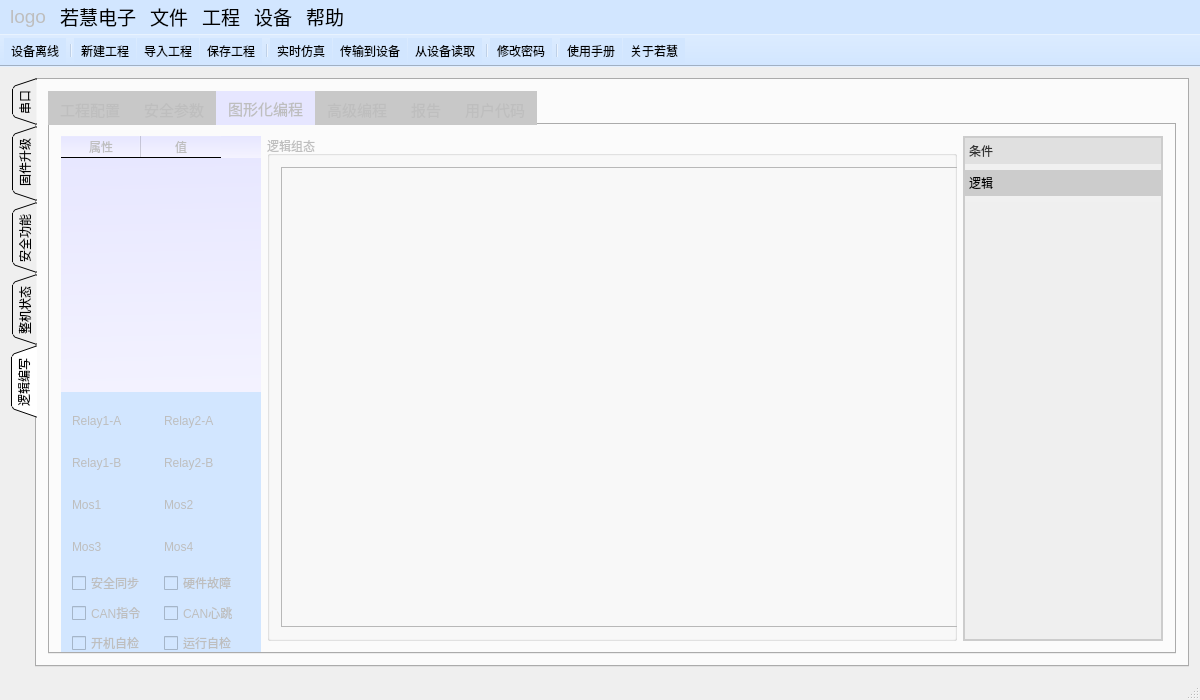
Before: the Qt Designer form mainwindow.ui in su0814/qt_spc100, drawn with Qt 5.
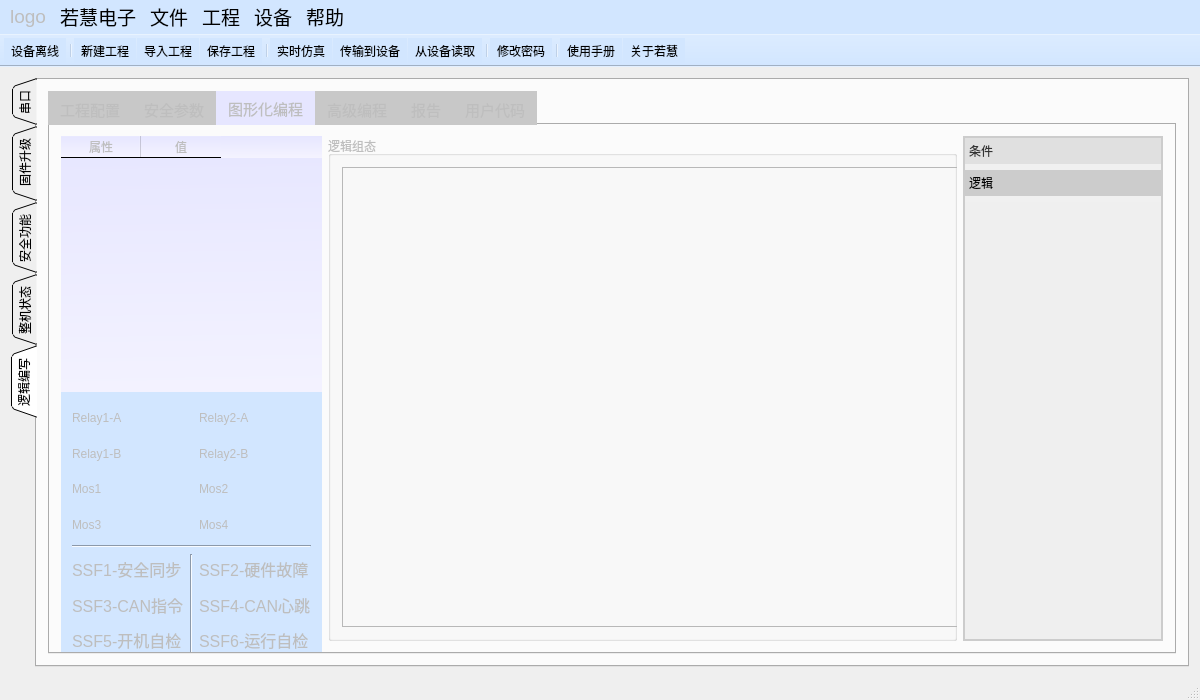
After: the same form once the commit is applied. The open tabs and pages were chosen to show the change. Icons and pictures are not drawn.

What changed in the file:
```diff
--- a/mainwindow.ui
+++ b/mainwindow.ui
@@ -8088,6 +8088,110 @@
                <string notr="true">background-color: rgb(210, 230, 255);</string>
               </property>
               <layout class="QGridLayout" name="gridLayout_28">
+               <item row="4" column="0" colspan="5">
+                <widget class="Line" name="line">
+                 <property name="orientation">
+                  <enum>Qt::Horizontal</enum>
+                 </property>
+                </widget>
+               </item>
+               <item row="7" column="3" colspan="2">
+                <widget class="QLabel" name="label_sf_run_selfcheck">
+                 <property name="font">
+                  <font>
+                   <pointsize>12</pointsize>
+                  </font>
+                 </property>
+                 <property name="toolTip">
+                  <string>&lt;html&gt;&lt;head/&gt;&lt;body&gt;&lt;p&gt;设备运行时自检失败触发&lt;/p&gt;&lt;/body&gt;&lt;/html&gt;</string>
+                 </property>
+                 <property name="text">
+                  <string>SSF6-运行自检</string>
+                 </property>
+                </widget>
+               </item>
+               <item row="6" column="0" colspan="2">
+                <widget class="QLabel" name="label_sf_cancmd">
+                 <property name="font">
+                  <font>
+                   <pointsize>12</pointsize>
+                  </font>
+                 </property>
+                 <property name="toolTip">
+                  <string>&lt;html&gt;&lt;head/&gt;&lt;body&gt;&lt;p&gt;通过CANopen协议控制进入安全状态&lt;/p&gt;&lt;/body&gt;&lt;/html&gt;</string>
+                 </property>
+                 <property name="text">
+                  <string>SSF3-CAN指令</string>
+                 </property>
+                </widget>
+               </item>
+               <item row="7" column="0" colspan="2">
+                <widget class="QLabel" name="label_sf_init_selfcheck">
+                 <property name="font">
+                  <font>
+                   <pointsize>12</pointsize>
+                  </font>
+                 </property>
+                 <property name="toolTip">
+                  <string>&lt;html&gt;&lt;head/&gt;&lt;body&gt;&lt;p&gt;设备开机自检失败时触发&lt;/p&gt;&lt;/body&gt;&lt;/html&gt;</string>
+                 </property>
+                 <property name="text">
+                  <string>SSF5-开机自检</string>
+                 </property>
+                </widget>
+               </item>
+               <item row="6" column="3" colspan="2">
+                <widget class="QLabel" name="label_sf_canheartbeat">
+                 <property name="font">
+                  <font>
+                   <pointsize>12</pointsize>
+                  </font>
+                 </property>
+                 <property name="toolTip">
+                  <string>&lt;html&gt;&lt;head/&gt;&lt;body&gt;&lt;p&gt;收不到主机CANopen心跳时触发&lt;/p&gt;&lt;/body&gt;&lt;/html&gt;</string>
+                 </property>
+                 <property name="text">
+                  <string>SSF4-CAN心跳</string>
+                 </property>
+                </widget>
+               </item>
+               <item row="3" column="4">
+                <widget class="QLabel" name="mos4_led_label">
+                 <property name="text">
+                  <string/>
+                 </property>
+                </widget>
+               </item>
+               <item row="3" column="3">
+                <widget class="QLabel" name="label_138">
+                 <property name="text">
+                  <string>Mos4</string>
+                 </property>
+                 <property name="alignment">
+                  <set>Qt::AlignLeading|Qt::AlignLeft|Qt::AlignVCenter</set>
+                 </property>
+                </widget>
+               </item>
+               <item row="3" column="1">
+                <widget class="QLabel" name="mos3_led_label">
+                 <property name="text">
+                  <string/>
+                 </property>
+                </widget>
+               </item>
+               <item row="1" column="0">
+                <widget class="QLabel" name="label_129">
+                 <property name="toolTip">
+                  <string>&lt;html&gt;&lt;head/&gt;&lt;body&gt;&lt;p&gt;&lt;br/&gt;&lt;/p&gt;&lt;/body&gt;&lt;/html&gt;</string>
+                 </property>
+                 <property name="text">
+                  <string>Relay1-B</string>
+                 </property>
+                 <property name="alignment">
+                  <set>Qt::AlignLeading|Qt::AlignLeft|Qt::AlignVCenter</set>
+                 </property>
+                </widget>
+               </item>
                <item row="0" column="0">
                 <widget class="QLabel" name="label_118">
                  <property name="toolTip">
@@ -8101,32 +8205,9 @@
                  </property>
                 </widget>
                </item>
-               <item row="0" column="3">
+               <item row="0" column="4">
                 <widget class="QLabel" name="relaya2_led_label">
                  <property name="toolTip">
-                  <string>&lt;html&gt;&lt;head/&gt;&lt;body&gt;&lt;p&gt;MCUB-Relay2&lt;/p&gt;&lt;/body&gt;&lt;/html&gt;</string>
-                 </property>
-                 <property name="text">
-                  <string/>
-                 </property>
-                </widget>
-               </item>
-               <item row="1" column="0">
-                <widget class="QLabel" name="label_129">
-                 <property name="toolTip">
-                  <string>&lt;html&gt;&lt;head/&gt;&lt;body&gt;&lt;p&gt;MOS1&lt;/p&gt;&lt;/body&gt;&lt;/html&gt;</string>
-                 </property>
-                 <property name="text">
-                  <string>Relay1-B</string>
-                 </property>
-                 <property name="alignment">
-                  <set>Qt::AlignLeading|Qt::AlignLeft|Qt::AlignVCenter</set>
-                 </property>
-                </widget>
-               </item>
-               <item row="0" column="1">
-                <widget class="QLabel" name="relaya1_led_label">
-                 <property name="toolTip">
                   <string>&lt;html&gt;&lt;head/&gt;&lt;body&gt;&lt;p&gt;MCUA-Relay2&lt;/p&gt;&lt;/body&gt;&lt;/html&gt;</string>
                  </property>
                  <property name="text">
@@ -8134,14 +8215,7 @@
                  </property>
                 </widget>
                </item>
-               <item row="1" column="1">
-                <widget class="QLabel" name="relayb1_led_label">
-                 <property name="text">
-                  <string/>
-                 </property>
-                </widget>
-               </item>
-               <item row="0" column="2">
+               <item row="0" column="3">
                 <widget class="QLabel" name="label_131">
                  <property name="toolTip">
                   <string>&lt;html&gt;&lt;head/&gt;&lt;body&gt;&lt;p&gt;MCUB-Relay1&lt;/p&gt;&lt;/body&gt;&lt;/html&gt;</string>
@@ -8154,20 +8228,24 @@
                  </property>
                 </widget>
                </item>
-               <item row="4" column="0" colspan="2">
-                <widget class="QCheckBox" name="checkBox_sf_sync">
-                 <property name="focusPolicy">
-                  <enum>Qt::NoFocus</enum>
+               <item row="1" column="1">
+                <widget class="QLabel" name="relayb1_led_label">
+                 <property name="toolTip">
+                  <string>&lt;html&gt;&lt;head/&gt;&lt;body&gt;&lt;p&gt;MCUB-Relay1&lt;/p&gt;&lt;/body&gt;&lt;/html&gt;</string>
                  </property>
                  <property name="text">
-                  <string>安全同步</string>
+                  <string/>
                  </property>
-                 <property name="checkable">
-                  <bool>false</bool>
+                </widget>
+               </item>
+               <item row="0" column="1">
+                <widget class="QLabel" name="relaya1_led_label">
+                 <property name="toolTip">
+                  <string>&lt;html&gt;&lt;head/&gt;&lt;body&gt;&lt;p&gt;MCUA-Relay1&lt;/p&gt;&lt;/body&gt;&lt;/html&gt;</string>
                  </property>
                 </widget>
                </item>
-               <item row="1" column="2">
+               <item row="1" column="3">
                 <widget class="QLabel" name="label_134">
                  <property name="text">
                   <string>Relay2-B</string>
@@ -8177,66 +8255,13 @@
                  </property>
                 </widget>
                </item>
-               <item row="1" column="3">
+               <item row="1" column="4">
                 <widget class="QLabel" name="relayb2_led_label">
                  <property name="text">
                   <string/>
                  </property>
                 </widget>
                </item>
-               <item row="5" column="0" colspan="2">
-                <widget class="QCheckBox" name="checkBox_can_cmd">
-                 <property name="text">
-                  <string>CAN指令</string>
-                 </property>
-                 <property name="checkable">
-                  <bool>false</bool>
-                 </property>
-                </widget>
-               </item>
-               <item row="5" column="2" colspan="2">
-                <widget class="QCheckBox" name="checkBox_can_heartbeat">
-                 <property name="text">
-                  <string>CAN心跳</string>
-                 </property>
-                 <property name="checkable">
-                  <bool>false</bool>
-                 </property>
-                </widget>
-               </item>
-               <item row="4" column="2" colspan="2">
-                <widget class="QCheckBox" name="checkBox_hardfault">
-                 <property name="focusPolicy">
-                  <enum>Qt::NoFocus</enum>
-                 </property>
-                 <property name="text">
-                  <string>硬件故障</string>
-                 </property>
-                 <property name="checkable">
-                  <bool>false</bool>
-                 </property>
-                </widget>
-               </item>
-               <item row="6" column="0" colspan="2">
-                <widget class="QCheckBox" name="checkBox_init_selfcheck">
-                 <property name="text">
-                  <string>开机自检</string>
-                 </property>
-                 <property name="checkable">
-                  <bool>false</bool>
-                 </property>
-                </widget>
-               </item>
-               <item row="6" column="2" colspan="2">
-                <widget class="QCheckBox" name="checkBox_run_selfcheck">
-                 <property name="text">
-                  <string>运行自检</string>
-                 </property>
-                 <property name="checkable">
-                  <bool>false</bool>
-                 </property>
-                </widget>
-               </item>
                <item row="2" column="0">
                 <widget class="QLabel" name="label_130">
                  <property name="text">
@@ -8247,7 +8272,14 @@
                  </property>
                 </widget>
                </item>
-               <item row="2" column="2">
+               <item row="2" column="4">
+                <widget class="QLabel" name="mos2_led_label">
+                 <property name="text">
+                  <string/>
+                 </property>
+                </widget>
+               </item>
+               <item row="2" column="3">
                 <widget class="QLabel" name="label_133">
                  <property name="text">
                   <string>Mos2</string>
@@ -8257,20 +8289,6 @@
                  </property>
                 </widget>
                </item>
-               <item row="2" column="3">
-                <widget class="QLabel" name="mos2_led_label">
-                 <property name="text">
-                  <string/>
-                 </property>
-                </widget>
-               </item>
-               <item row="2" column="1">
-                <widget class="QLabel" name="mos1_led_label">
-                 <property name="text">
-                  <string/>
-                 </property>
-                </widget>
-               </item>
                <item row="3" column="0">
                 <widget class="QLabel" name="label_136">
                  <property name="text">
@@ -8288,20 +8306,40 @@
                  </property>
                 </widget>
                </item>
-               <item row="3" column="2">
-                <widget class="QLabel" name="label_138">
-                 <property name="text">
-                  <string>Mos4</string>
+               <item row="5" column="3" colspan="2">
+                <widget class="QLabel" name="label_sf_hardfault">
+                 <property name="font">
+                  <font>
+                   <pointsize>12</pointsize>
+                  </font>
                  </property>
-                 <property name="alignment">
-                  <set>Qt::AlignLeading|Qt::AlignLeft|Qt::AlignVCenter</set>
+                 <property name="toolTip">
+                  <string>&lt;html&gt;&lt;head/&gt;&lt;body&gt;&lt;p&gt;MCU发生硬件故障，如CAT3下的安全输入不一致&lt;/p&gt;&lt;/body&gt;&lt;/html&gt;</string>
                  </property>
+                 <property name="text">
+                  <string>SSF2-硬件故障</string>
+                 </property>
                 </widget>
                </item>
-               <item row="3" column="3">
-                <widget class="QLabel" name="mos4_led_label">
+               <item row="5" column="0" colspan="2">
+                <widget class="QLabel" name="label_sf_sync">
+                 <property name="font">
+                  <font>
+                   <pointsize>12</pointsize>
+                  </font>
+                 </property>
+                 <property name="toolTip">
+                  <string>&lt;html&gt;&lt;head/&gt;&lt;body&gt;&lt;p&gt;MCU之间会同步自身触发的安全功能&lt;/p&gt;&lt;/body&gt;&lt;/html&gt;</string>
+                 </property>
                  <property name="text">
-                  <string/>
+                  <string>SSF1-安全同步</string>
+                 </property>
+                </widget>
+               </item>
+               <item row="5" column="2" rowspan="3">
+                <widget class="Line" name="line_2">
+                 <property name="orientation">
+                  <enum>Qt::Vertical</enum>
                  </property>
                 </widget>
                </item>
```
Left out of the diff: 23 changed lines with no effect on the pictures.
